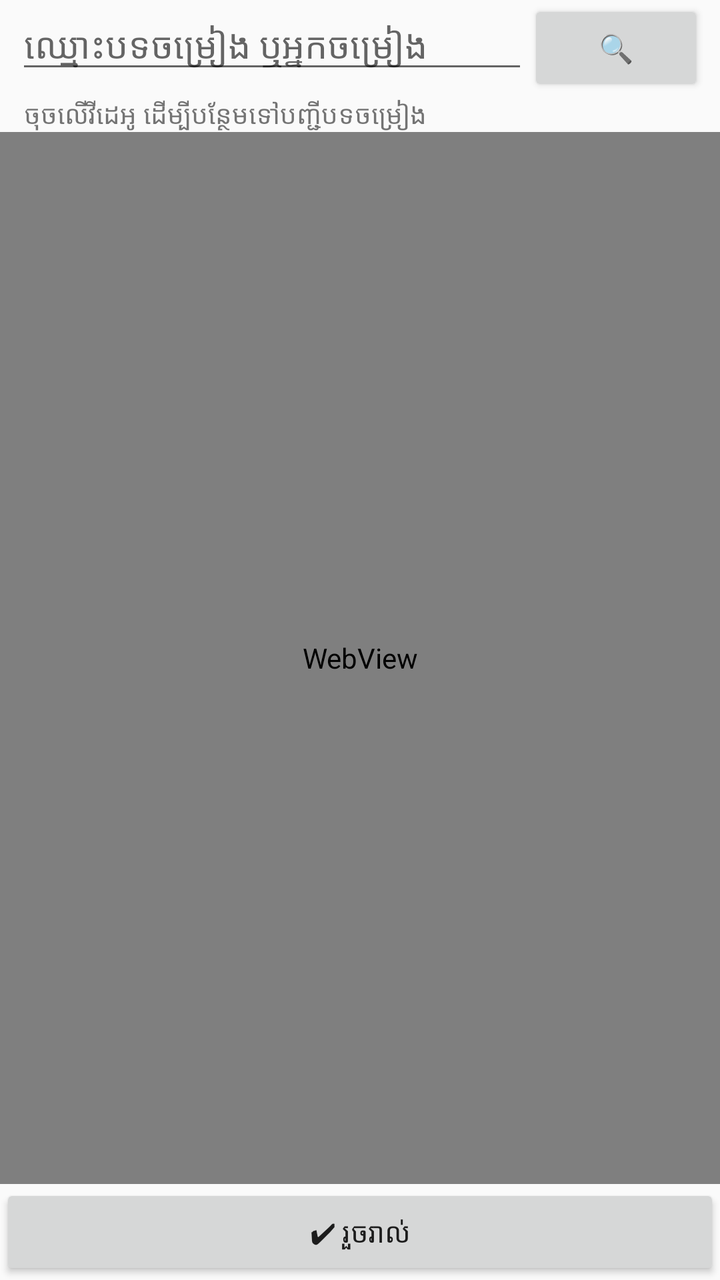
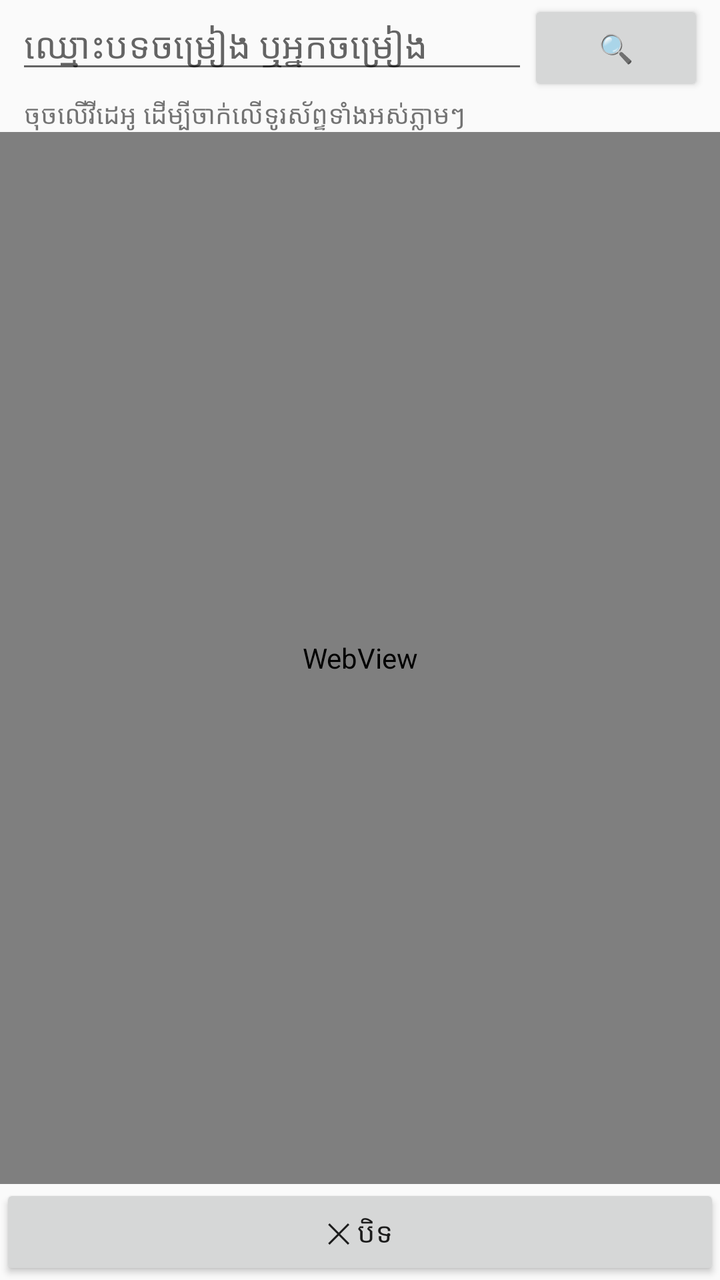

Two renders of the same Android screen: before a commit and after it. Below are the layout's source before the change and the commit's diff.
<!-- AndroidManifest.xml: application theme Theme.AppCompat.DayNight.DarkActionBar -->
<!-- res/layout/activity_search.xml -->
<?xml version="1.0" encoding="utf-8"?>
<LinearLayout xmlns:android="http://schemas.android.com/apk/res/android"
    android:layout_width="match_parent"
    android:layout_height="match_parent"
    android:orientation="vertical">

    <LinearLayout
        android:layout_width="match_parent"
        android:layout_height="wrap_content"
        android:orientation="horizontal"
        android:paddingHorizontal="8dp">

        <EditText
            android:id="@+id/query"
            android:layout_width="0dp"
            android:layout_weight="1"
            android:layout_height="wrap_content"
            android:hint="ឈ្មោះបទចម្រៀង ឬអ្នកចម្រៀង"
            android:imeOptions="actionSearch"
            android:inputType="text" />

        <Button
            android:id="@+id/btnGo"
            android:layout_width="wrap_content"
            android:layout_height="wrap_content"
            android:text="🔍" />
    </LinearLayout>

    <TextView
        android:layout_width="match_parent"
        android:layout_height="wrap_content"
        android:paddingHorizontal="12dp"
        android:text="ចុចលើវីដេអូ ដើម្បីបន្ថែមទៅបញ្ជីបទចម្រៀង"
        android:textSize="13sp" />

    <WebView
        android:id="@+id/web"
        android:layout_width="match_parent"
        android:layout_height="0dp"
        android:layout_weight="1" />

    <Button
        android:id="@+id/btnDone"
        android:layout_width="match_parent"
        android:layout_height="wrap_content"
        android:text="✔ រួចរាល់" />
</LinearLayout>
<!-- resources referenced by this layout -->
<resources>

</resources>

<!-- the commit's change to res/layout/activity_search.xml (unified diff, before → after) -->
@@ -30,7 +30,7 @@
         android:layout_width="match_parent"
         android:layout_height="wrap_content"
         android:paddingHorizontal="12dp"
-        android:text="ចុចលើវីដេអូ ដើម្បីបន្ថែមទៅបញ្ជីបទចម្រៀង"
+        android:text="ចុចលើវីដេអូ ដើម្បីចាក់លើទូរស័ព្ទទាំងអស់ភ្លាមៗ"
         android:textSize="13sp" />
 
     <WebView
@@ -43,5 +43,5 @@
         android:id="@+id/btnDone"
         android:layout_width="match_parent"
         android:layout_height="wrap_content"
-        android:text="✔ រួចរាល់" />
+        android:text="✕ បិទ" />
 </LinearLayout>
